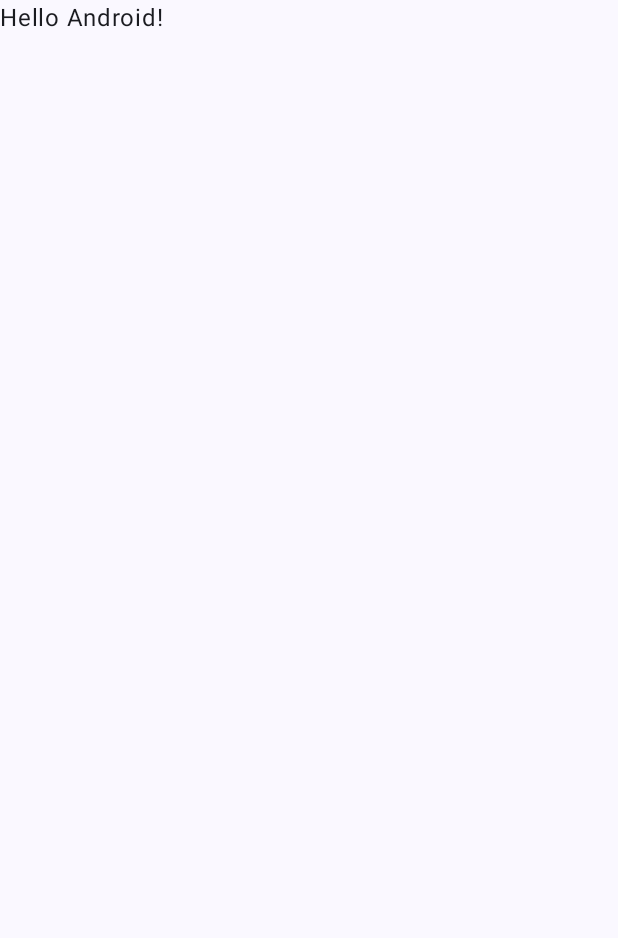
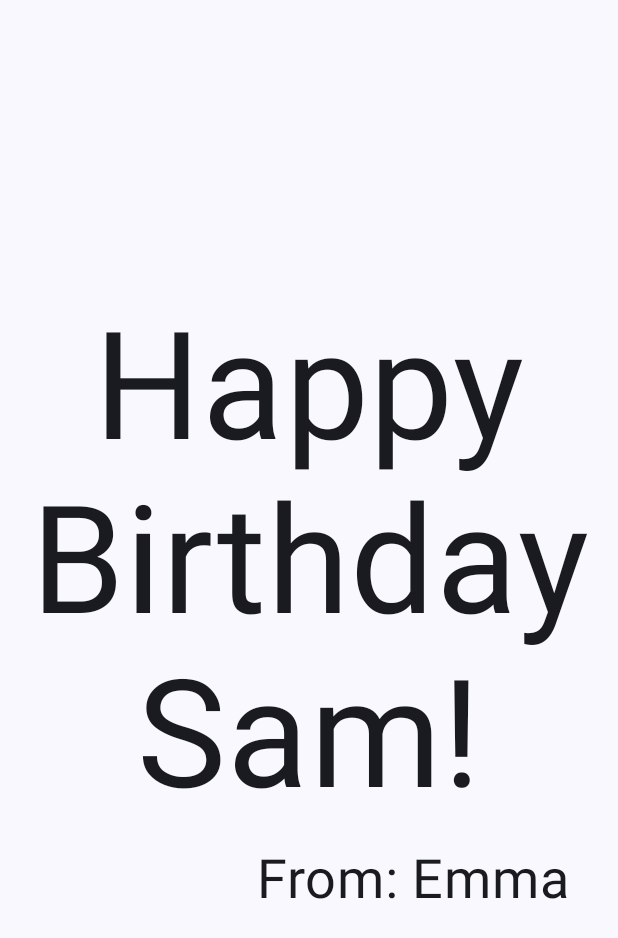
Before and after one commit to em-torres/android_happybirthday, an Android app built with Jetpack Compose: the screen it shows after launch (MainActivity), on a phone screen of 412 x 824 dp. Before the commit the part shown is almost empty. Shown: the top 938 px of the screen. Run offline under Robolectric (Android 15) with nearby library versions, the phone set to English and light mode, and no system bars.

Commit message:
feature: Working with composables and creating basic interfaces

```diff
--- a/app/src/main/java/com/cuanticosoluciones/happybirthday/MainActivity.kt
+++ b/app/src/main/java/com/cuanticosoluciones/happybirthday/MainActivity.kt
@@ -4,13 +4,20 @@ import android.os.Bundle
 import androidx.activity.ComponentActivity
 import androidx.activity.compose.setContent
 import androidx.activity.enableEdgeToEdge
+import androidx.compose.foundation.layout.Arrangement
+import androidx.compose.foundation.layout.Column
 import androidx.compose.foundation.layout.fillMaxSize
 import androidx.compose.foundation.layout.padding
-import androidx.compose.material3.Scaffold
+import androidx.compose.material3.MaterialTheme
+import androidx.compose.material3.Surface
 import androidx.compose.material3.Text
 import androidx.compose.runtime.Composable
+import androidx.compose.ui.Alignment
 import androidx.compose.ui.Modifier
+import androidx.compose.ui.text.style.TextAlign
 import androidx.compose.ui.tooling.preview.Preview
+import androidx.compose.ui.unit.dp
+import androidx.compose.ui.unit.sp
 import com.cuanticosoluciones.happybirthday.ui.theme.HappyBirthdayTheme
 
 class MainActivity : ComponentActivity() {
@@ -19,10 +26,14 @@ class MainActivity : ComponentActivity() {
         enableEdgeToEdge()
         setContent {
             HappyBirthdayTheme {
-                Scaffold(modifier = Modifier.fillMaxSize()) { innerPadding ->
-                    Greeting(
-                        name = "Android",
-                        modifier = Modifier.padding(innerPadding)
+                Surface(
+                    modifier = Modifier.fillMaxSize(),
+                    color = MaterialTheme.colorScheme.background
+                ) {
+                    GreetingText(
+                        message = "Happy Birthday Sam!",
+                        from = "From: Emma",
+                        modifier = Modifier.padding(8.dp)
                     )
                 }
             }
@@ -31,17 +42,31 @@ class MainActivity : ComponentActivity() {
 }
 
 @Composable
-fun Greeting(name: String, modifier: Modifier = Modifier) {
-    Text(
-        text = "Hello $name!",
-        modifier = modifier
-    )
+fun GreetingText(modifier: Modifier = Modifier, message: String = "Happy Birthday!!", from: String) {
+    Column (
+        verticalArrangement = Arrangement.Center,
+        modifier = modifier.padding(8.dp)
+    ) {
+        Text(
+            text = message,
+            fontSize = 100.sp,
+            lineHeight = 116.sp,
+            textAlign = TextAlign.Center
+        )
+        Text(
+            text = from,
+            fontSize = 36.sp,
+            modifier = Modifier
+                        .padding(16.dp)
+                        .align(alignment = Alignment.End)
+        )
+    }
 }
 
 @Preview(showBackground = true)
 @Composable
-fun GreetingPreview() {
+fun BirthdayCardPreview() {
     HappyBirthdayTheme {
-        Greeting("Android")
+        GreetingText(message = "Happy Birthday Sam!", from = "From: Emma")
     }
 }
```
